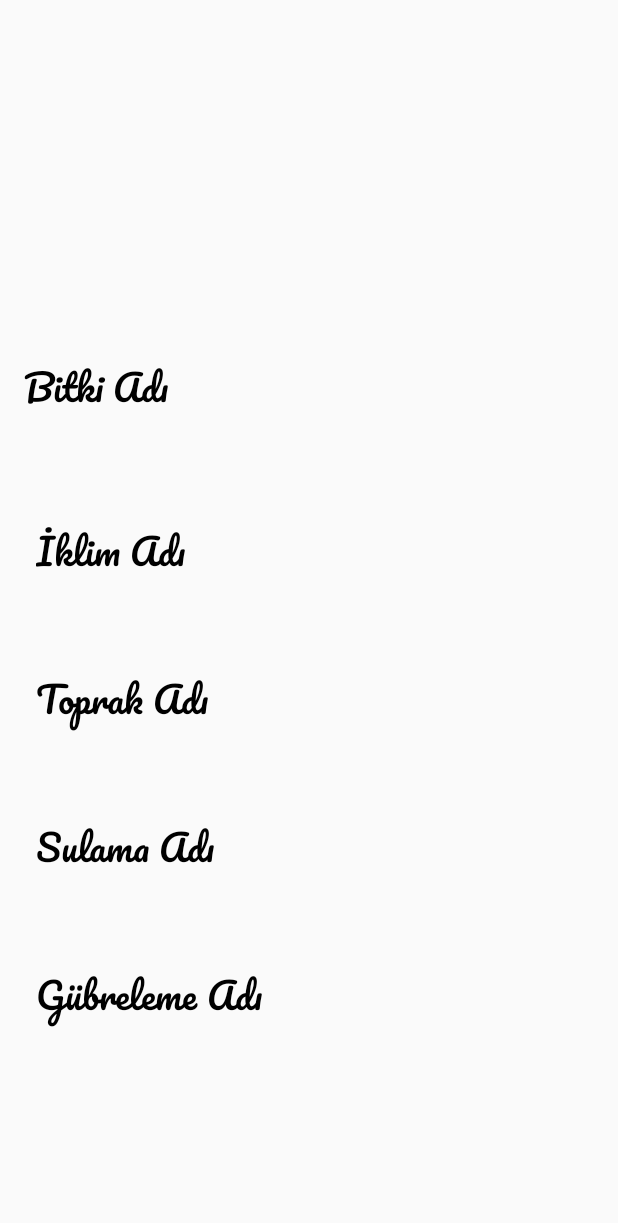
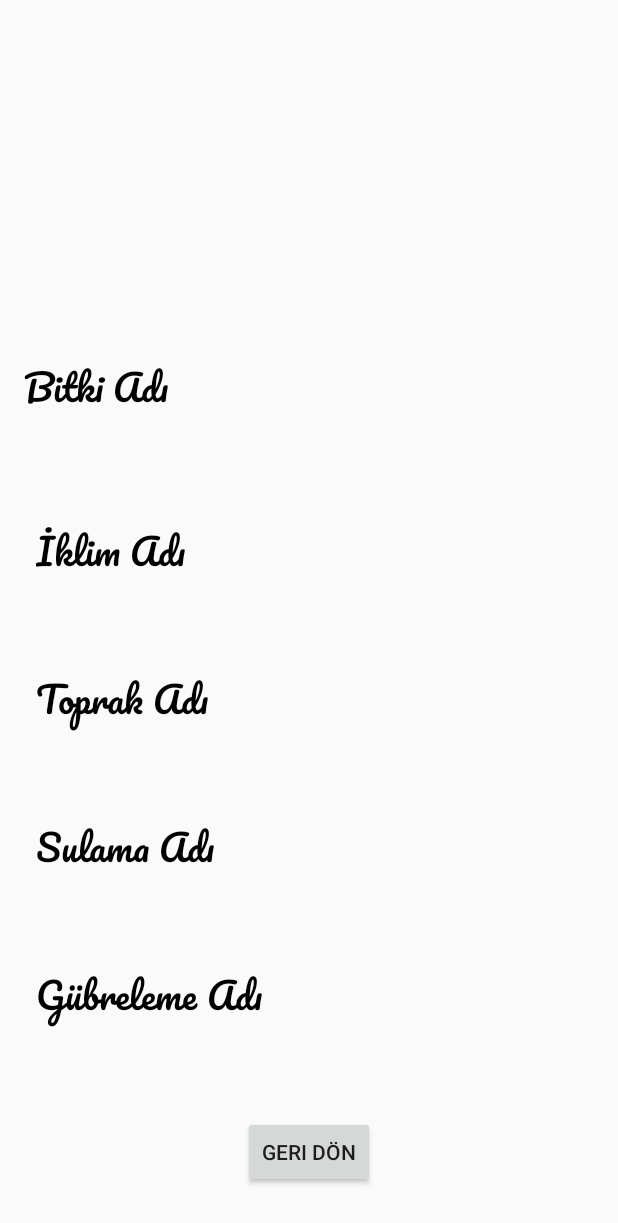
Before and after one commit to yavuzbeyy/TUBITAK-TarimMobile, an Android app built with Jetpack Compose: the PlantDetailActivity screen opened directly, with no data from a screen before it, on a phone screen of 412 x 824 dp. Shown: the top 1223 px of the screen. Run offline under Robolectric (Android 15) with nearby library versions, the phone set to English and light mode, and no system bars; 11 statements that could not run were skipped.

```diff
--- a/app/src/main/java/com/example/tbtktarimapp/PlantDetailActivity.kt
+++ b/app/src/main/java/com/example/tbtktarimapp/PlantDetailActivity.kt
@@ -3,6 +3,7 @@ package com.example.tbtktarimapp
 import Plant
 import android.graphics.BitmapFactory
 import android.os.Bundle
+import android.widget.Button
 import androidx.appcompat.app.AppCompatActivity
 import android.widget.ImageView
 import android.widget.TextView
@@ -62,5 +63,11 @@ class PlantDetailActivity : AppCompatActivity() {
                 // Hata durumunu yönet
             }
         }
+
+        // Geri dönüş butonu işlevi
+        val backButton: Button = findViewById(R.id.button_back)
+        backButton.setOnClickListener {
+            finish()  // Bu, mevcut aktiviteyi kapatır ve bir önceki aktiviteye döner
+        }
     }
 }
--- a/app/src/main/res/layout/activity_plant_detail.xml
+++ b/app/src/main/res/layout/activity_plant_detail.xml
@@ -126,6 +126,15 @@
                 android:textColor="@android:color/black"
                 android:padding="8dp"/>
 
+            <Button
+                android:id="@+id/button_back"
+                android:layout_width="wrap_content"
+                android:layout_height="wrap_content"
+                android:text="Geri Dön"
+                android:layout_gravity="center_horizontal"
+                android:layout_marginTop="16dp"
+                android:padding="8dp"/>
+
         </LinearLayout>
 
     </ScrollView>
```
